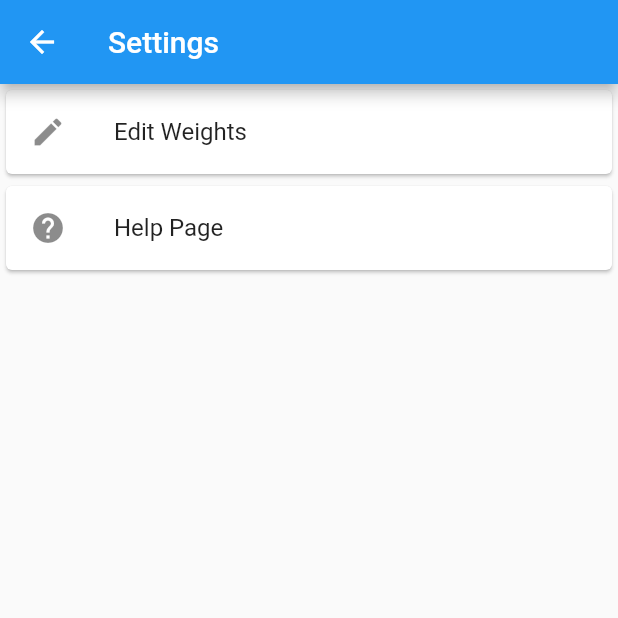
After one commit to TrackSpike/COVID-Tracking, a Flutter app: the SettingsPage screen opened directly, on a phone screen of 412 x 824 dp, the top half of it. The commit adds this screen. Run offline on Flutter 3.47's test engine with Material 2 defaults, Android fonts, the phone set to English and light mode, and no system bars; our stand-ins replace charts_flutter, file_picker, flutter_markdown, material_design_icons_flutter, shared_preferences; missing offline and left inert: tflite_flutter; accounts and stored records are empty; project files that could hold a hidden picture were left out.

Commit message:
Created settings page Moved Weights and Help page to settings

```diff
--- /dev/null
+++ b/covid_app/covid_app/lib/pages/settings_page.dart
@@ -0,0 +1,44 @@
+import 'package:flutter/material.dart';
+import 'package:covid_app/pages/help_page.dart';
+import 'package:covid_app/pages/weights_page.dart';
+
+class SettingsPage extends StatelessWidget {
+  @override
+  Widget build(BuildContext context) {
+    return Scaffold(
+      appBar: AppBar(
+        title: Text("Settings"),
+      ),
+      body: ListView(
+        children: [
+          SettingsWidget(WeightsPage(), "Edit Weights", Icon(Icons.edit)),
+          SettingsWidget(HelpPage(), "Help Page", Icon(Icons.help)),
+        ],
+      ),
+    );
+  }
+}
+
+class SettingsWidget extends StatelessWidget {
+  final Widget target;
+  final String name;
+  final Icon icon;
+
+  SettingsWidget(this.target, this.name, this.icon);
+
+  @override
+  Widget build(BuildContext context) {
+    return Card(
+      child: ListTile(
+        leading: icon,
+        title: Text(name),
+        onTap: () {
+          Navigator.push(
+            context,
+            MaterialPageRoute(builder: (context) => target),
+          );
+        },
+      ),
+    );
+  }
+}
```
Also changed, not shown: covid_app/covid_app/lib/pages/home_page.dart (+9 -23 lines), covid_app/covid_app/lib/pages/weights_page.dart (+3 -6 lines).
